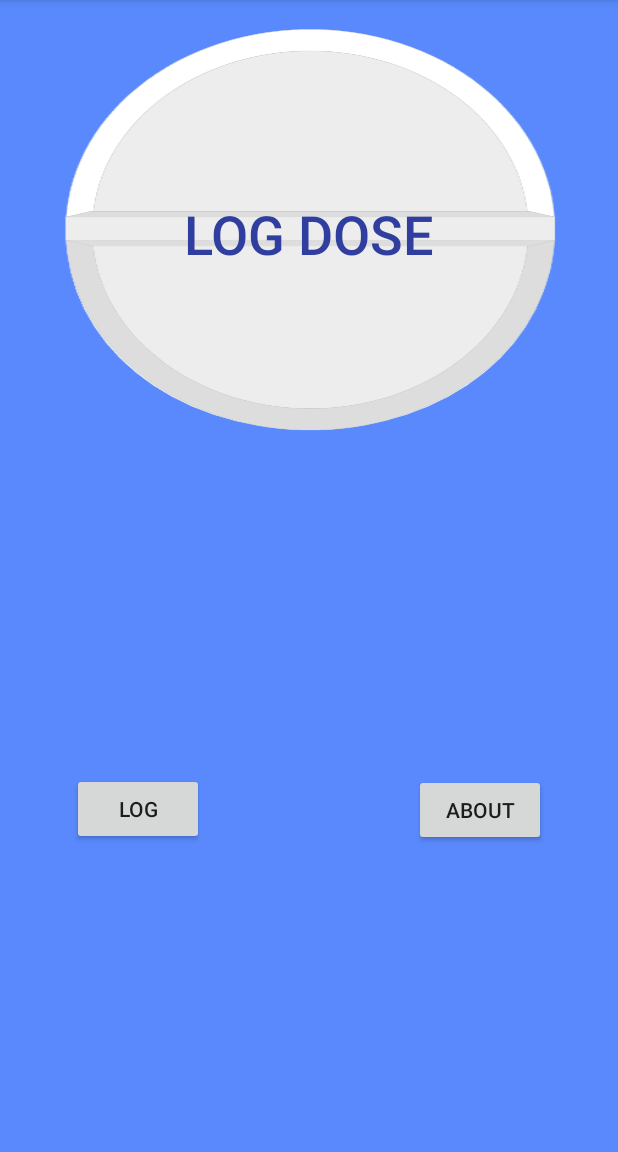
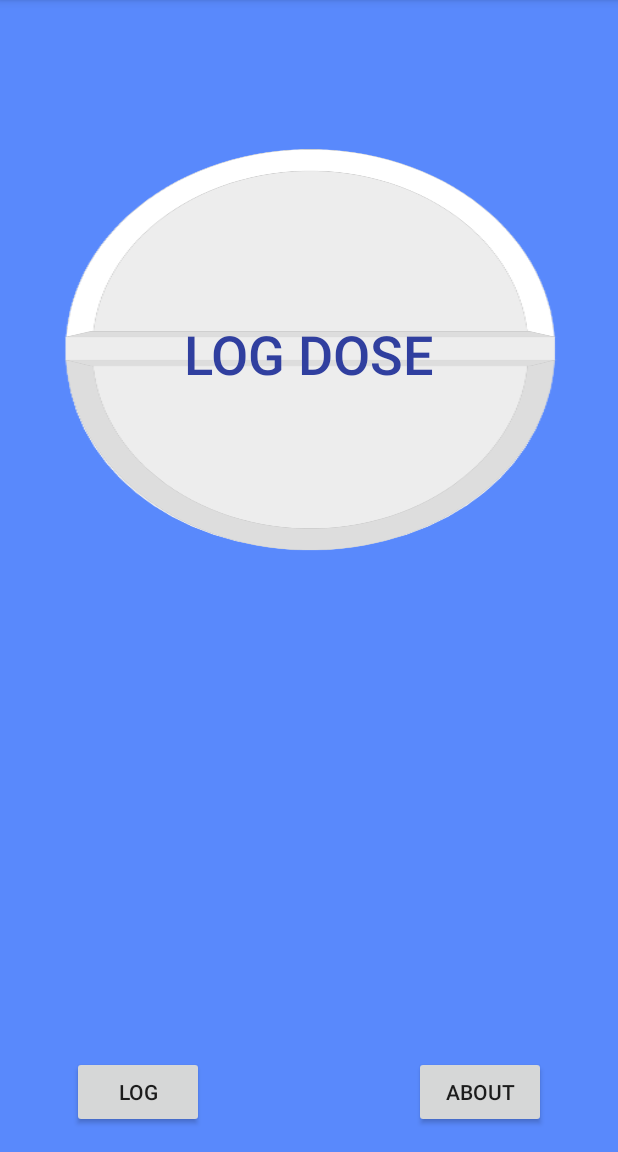
Before and after one commit to seaneberhard/start-up-weekend, an Android app: the screen it shows after launch (MainActivity), on a phone screen of 412 x 824 dp, the part 84-1236 px from its top. Run offline under Robolectric (Android 15) with nearby library versions, the phone set to English and light mode, and no system bars.

Commit message:
Spacing around button improved

```diff
--- a/pillproject1/app/src/main/res/layout/activity_main.xml
+++ b/pillproject1/app/src/main/res/layout/activity_main.xml
@@ -24,7 +24,8 @@
         app:layout_constraintRight_toRightOf="parent"
         tools:layout_constraintBottom_creator="1"
         tools:layout_constraintTop_creator="1"
-        tools:layout_editor_absoluteY="86dp" />
+        app:layout_constraintTop_toTopOf="parent"
+        android:layout_marginTop="80dp" />
 
     <!--
     <Button
@@ -54,13 +55,10 @@
         android:layout_height="wrap_content"
         android:layout_marginBottom="16dp"
         android:layout_marginLeft="48dp"
-        android:layout_marginTop="8dp"
         android:onClick="openLog"
         android:text="Log"
         app:layout_constraintBottom_toBottomOf="parent"
-        app:layout_constraintLeft_toLeftOf="parent"
-        app:layout_constraintTop_toBottomOf="@+id/countdown"
-        app:layout_constraintVertical_bias="0.51" />
+        app:layout_constraintLeft_toLeftOf="parent" />
 
     <Button
         android:id="@+id/button2"
@@ -68,15 +66,26 @@
         android:layout_height="wrap_content"
         android:onClick="comeAbout"
         android:text="About"
-        android:layout_marginTop="8dp"
-        app:layout_constraintTop_toBottomOf="@+id/countdown"
         android:layout_marginRight="48dp"
         app:layout_constraintRight_toRightOf="parent"
         app:layout_constraintBottom_toBottomOf="parent"
         android:layout_marginBottom="16dp"
         app:layout_constraintLeft_toRightOf="@+id/button"
         android:layout_marginLeft="8dp"
-        app:layout_constraintHorizontal_bias="1.0"
-        app:layout_constraintVertical_bias="0.512" />
+        app:layout_constraintHorizontal_bias="1.0" />
+
+    <android.support.constraint.Guideline
+        android:layout_width="wrap_content"
+        android:layout_height="wrap_content"
+        android:id="@+id/guideline"
+        app:layout_constraintGuide_begin="20dp"
+        android:orientation="vertical" />
+
+    <android.support.constraint.Guideline
+        android:layout_width="wrap_content"
+        android:layout_height="wrap_content"
+        android:id="@+id/guideline2"
+        app:layout_constraintGuide_begin="20dp"
+        android:orientation="vertical" />
 
 </android.support.constraint.ConstraintLayout>
```
